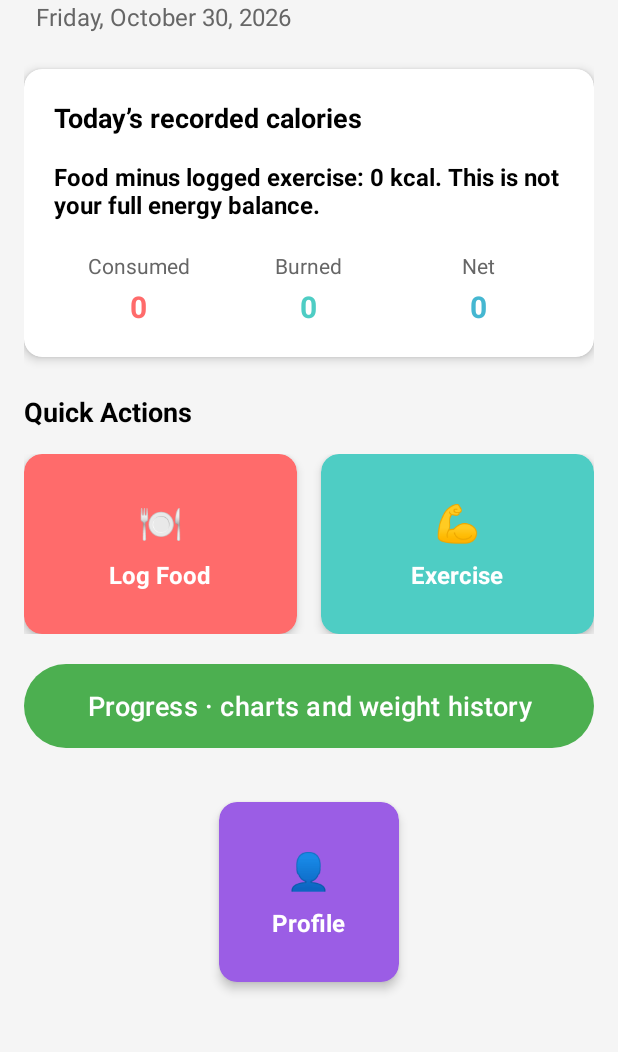
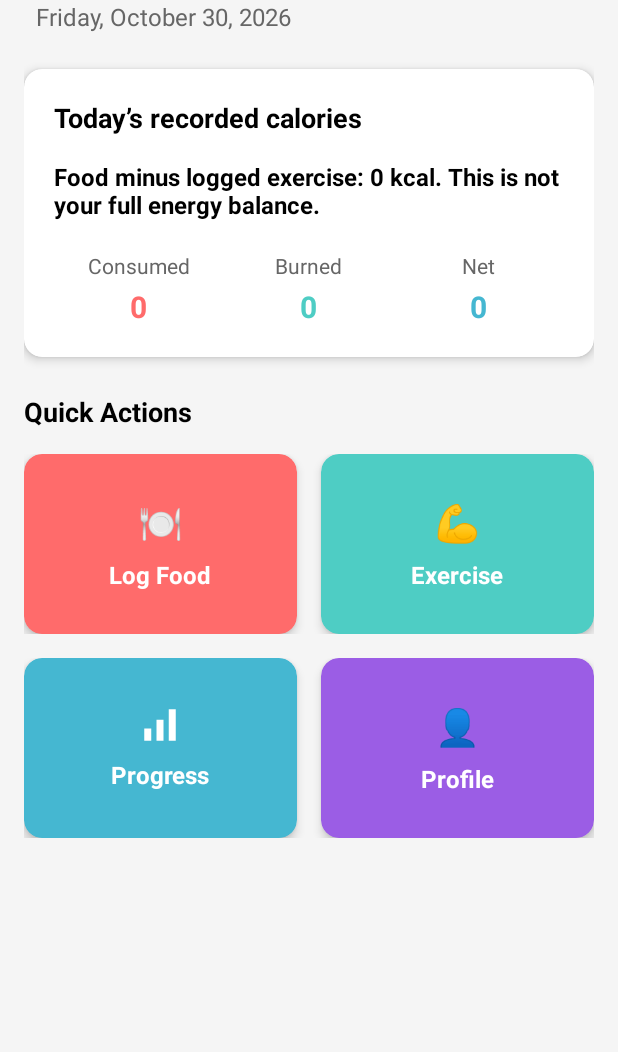
Before and after one commit to GoonHee/FItnessBalance, an Android app: the screen it shows after launch once a user with an empty profile is signed in (MainActivity), on a phone screen of 412 x 824 dp, the part 85-1137 px from its top. Run offline under Robolectric (Android 15) with nearby library versions, the light colour scheme and no system bars; our stand-ins replace Firebase (no records; nobody signed in at launch, a user with empty details on screens opened directly).

Commit message:
Arrange home actions in a two by two grid with progress icon

```diff
--- /dev/null
+++ b/app/src/main/res/drawable/ic_home_progress.xml
@@ -0,0 +1,6 @@
+<vector xmlns:android="http://schemas.android.com/apk/res/android"
+    android:width="28dp" android:height="28dp"
+    android:viewportWidth="24" android:viewportHeight="24">
+    <path android:fillColor="#FFFFFFFF"
+        android:pathData="M3,14h4v7H3zM10,9h4v12h-4zM17,3h4v18h-4z" />
+</vector>
--- a/app/src/main/res/layout/activity_main.xml
+++ b/app/src/main/res/layout/activity_main.xml
@@ -37,7 +37,6 @@
                 android:textSize="16sp"
                 android:textColor="#666666" />
 
-            <!-- The Profile Card has been MOVED from here -->
 
         </LinearLayout>
 
@@ -256,28 +255,61 @@
 
         </LinearLayout>
 
-        <Button
+        <!-- Second row: Progress on the left, Profile on the right. -->
+        <LinearLayout
+            android:layout_width="match_parent"
+            android:layout_height="wrap_content"
+            android:orientation="horizontal"
+            android:layout_marginBottom="16dp"
+            android:weightSum="2">
+
+            <androidx.cardview.widget.CardView
                 android:id="@+id/progressCard"
+                android:layout_width="0dp"
+                android:layout_height="120dp"
+                android:layout_marginEnd="8dp"
+                android:layout_weight="1"
+                android:clickable="true"
+                android:focusable="true"
+                android:foreground="?android:attr/selectableItemBackground"
+                app:cardCornerRadius="12dp"
+                app:cardElevation="4dp"
+                app:cardBackgroundColor="#45B7D1">
+
+                <LinearLayout
                     android:layout_width="match_parent"
-            android:layout_height="64dp"
-            android:layout_marginBottom="16dp"
-            android:text="@string/pr_home_button"
-            android:textAllCaps="false"
-            android:textSize="18sp" />
+                    android:layout_height="match_parent"
+                    android:orientation="vertical"
+                    android:gravity="center"
+                    android:padding="16dp">
 
-        <!-- FIX 1: PROFILE CARD MOVED HERE AND CENTERED -->
+                    <ImageView
+                        android:layout_width="28dp"
+                        android:layout_height="28dp"
+                        android:layout_marginBottom="8dp"
+                        android:importantForAccessibility="no"
+                        android:src="@drawable/ic_home_progress" />
+
+                    <TextView
+                        android:layout_width="wrap_content"
+                        android:layout_height="wrap_content"
+                        android:text="@string/pr_title"
+                        android:textSize="16sp"
+                        android:textStyle="bold"
+                        android:textColor="@color/white" />
+                </LinearLayout>
+            </androidx.cardview.widget.CardView>
+
             <androidx.cardview.widget.CardView
                 android:id="@+id/profileCard"
-            android:layout_width="120dp"
+                android:layout_width="0dp"
                 android:layout_height="120dp"
-            android:layout_gravity="center_horizontal"
-            android:layout_marginTop="16dp"
-            android:layout_marginBottom="16dp"
+                android:layout_weight="1"
+                android:layout_marginStart="8dp"
                 app:cardBackgroundColor="#9B5DE5"
                 app:cardCornerRadius="12dp"
                 app:cardElevation="4dp">
 
-            <!-- FIX 2: Replaced ImageView with TextView for the emoji icon -->
                 <LinearLayout
                     android:layout_width="match_parent"
                     android:layout_height="match_parent"
@@ -304,6 +336,7 @@
                 </LinearLayout>
 
             </androidx.cardview.widget.CardView>
+        </LinearLayout>
 
     </LinearLayout>
 
```
Lines whose indentation alone changed are shown as unchanged.
